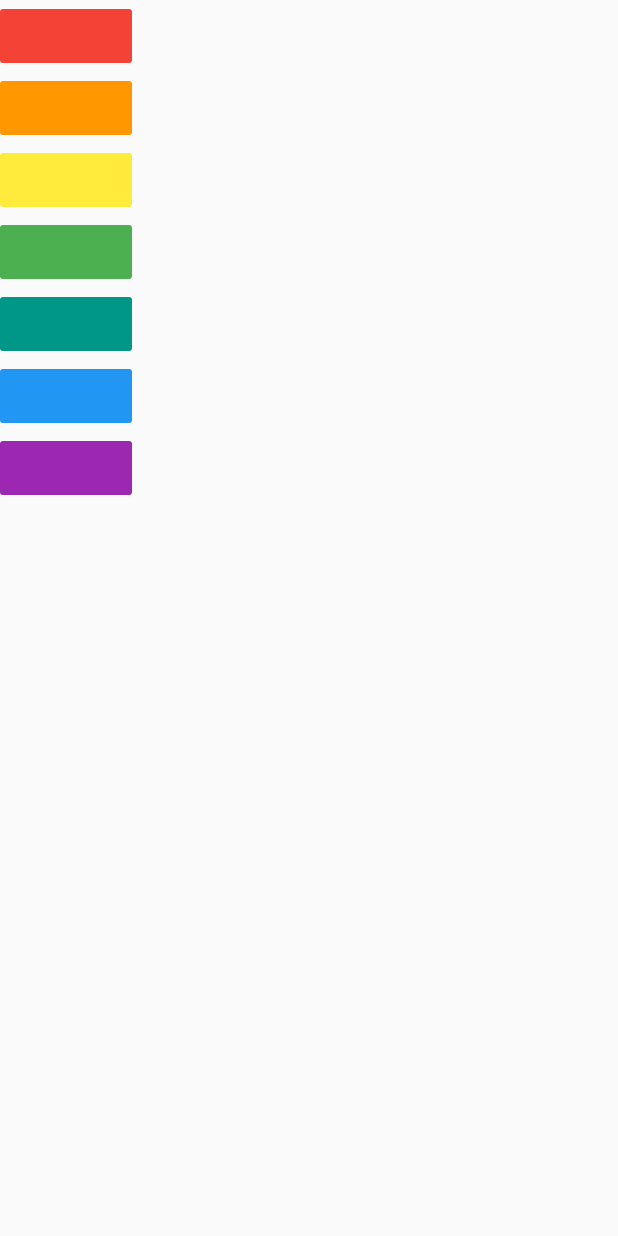
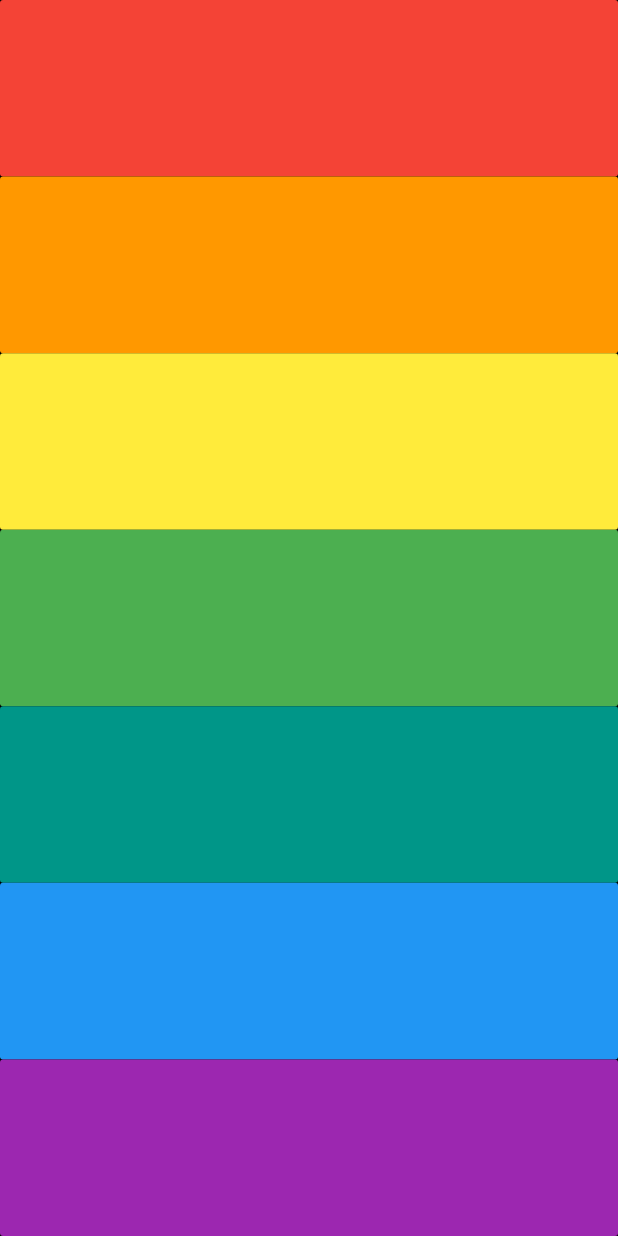
Before and after one commit to Nirbhay-nrb/Flutter, a Flutter app: the screen it shows after launch, on a phone screen of 412 x 824 dp. Run offline on Flutter 3.47's test engine with Material 2 defaults, Android fonts, the light colour scheme and no system bars; our stand-ins replace audioplayers.

Commit message:
app completed

```diff
--- a/xylophone_flutter/lib/main.dart
+++ b/xylophone_flutter/lib/main.dart
@@ -9,55 +9,34 @@ class XylophoneApp extends StatelessWidget {
     player.play('note$numberSound.wav');
   }
 
+  Expanded buildKey({Color colorOfKey, int soundNumber}) {
+    return Expanded(
+      child: FlatButton(
+        onPressed: () {
+          playSound(soundNumber);
+        },
+        color: colorOfKey,
+      ),
+    );
+  }
+
   @override
   Widget build(BuildContext context) {
     return MaterialApp(
       home: Scaffold(
+        backgroundColor: Colors.black,
         body: SafeArea(
-          child: Column(children: <Widget>[
-            FlatButton(
-              onPressed: () {
-                playSound(1);
-              },
-              color: Colors.red,
-            ),
-            FlatButton(
-              onPressed: () {
-                playSound(2);
-              },
-              color: Colors.orange,
-            ),
-            FlatButton(
-              onPressed: () {
-                playSound(3);
-              },
-              color: Colors.yellow,
-            ),
-            FlatButton(
-              onPressed: () {
-                playSound(4);
-              },
-              color: Colors.green,
-            ),
-            FlatButton(
-              onPressed: () {
-                playSound(5);
-              },
-              color: Colors.teal,
-            ),
-            FlatButton(
-              onPressed: () {
-                playSound(6);
-              },
-              color: Colors.blue,
-            ),
-            FlatButton(
-              onPressed: () {
-                playSound(7);
-              },
-              color: Colors.purple,
-            ),
-          ]),
+          child: Column(
+              crossAxisAlignment: CrossAxisAlignment.stretch,
+              children: <Widget>[
+                buildKey(colorOfKey: Colors.red, soundNumber: 1),
+                buildKey(colorOfKey: Colors.orange, soundNumber: 2),
+                buildKey(colorOfKey: Colors.yellow, soundNumber: 3),
+                buildKey(colorOfKey: Colors.green, soundNumber: 4),
+                buildKey(colorOfKey: Colors.teal, soundNumber: 5),
+                buildKey(colorOfKey: Colors.blue, soundNumber: 6),
+                buildKey(colorOfKey: Colors.purple, soundNumber: 7),
+              ]),
         ),
       ),
     );
```
